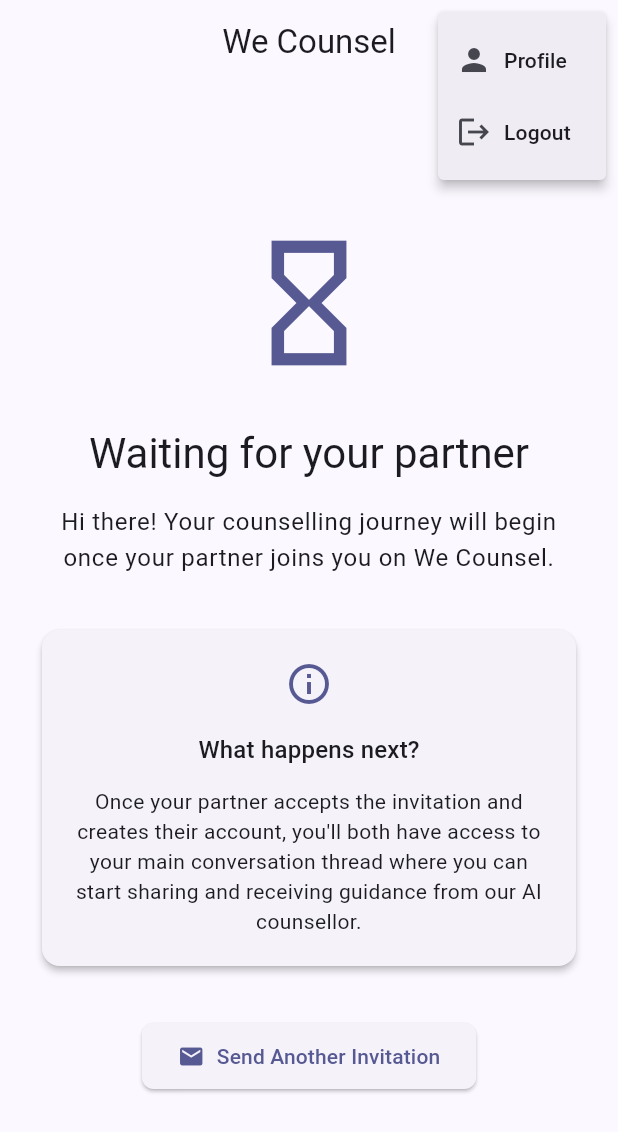
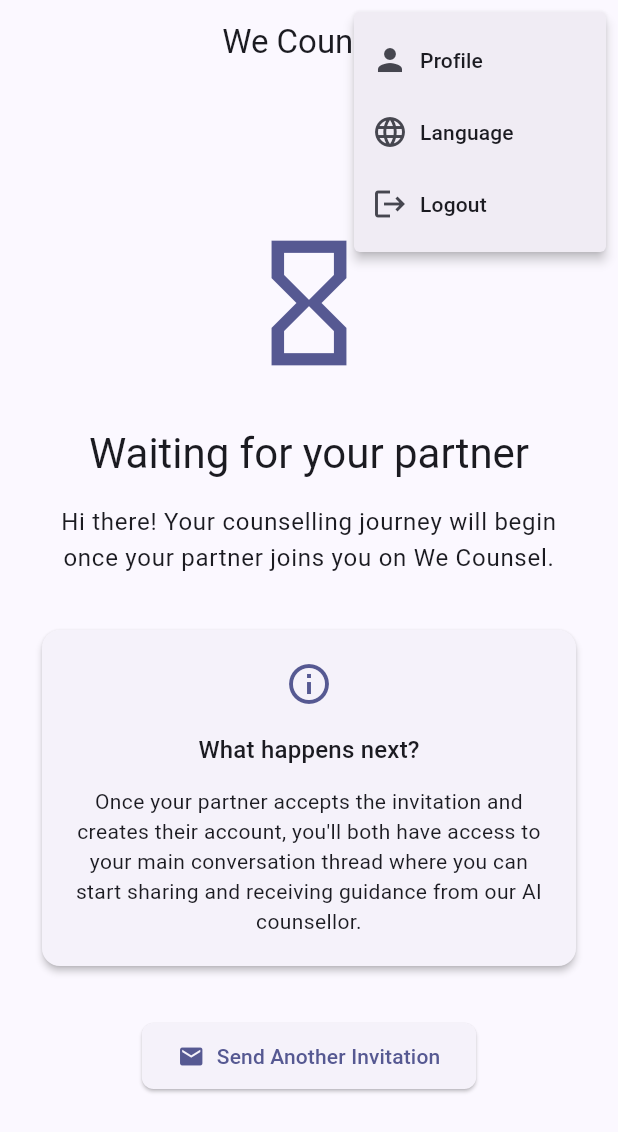
Before and after one commit to cvienot/we-counsel-ai, a Flutter app: the MainThreadScreen screen opened by its route, after a tap on the "more vert" icon, on a phone screen of 412 x 824 dp. Shown: the top 1132 px of the screen. Run offline on Flutter 3.47's test engine with Material 3 defaults, Android fonts, the phone set to English and light mode, and no system bars; our stand-ins replace dio, flutter_riverpod, flutter_secure_storage, go_router, shared_preferences, url_strategy; accounts and stored records are empty.

Commit message:
✨ change wording + add transalations

```diff
--- a/frontend/lib/l10n/app_es.arb
+++ b/frontend/lib/l10n/app_es.arb
@@ -35,6 +35,10 @@
 
   "invitePartner": "Invitar Pareja",
   "waitingForPartner": "Esperando a su pareja...",
+  "waitingForPartnerTitle": "Esperando a su pareja",
+  "waitingRoomGreeting": "¡Hola {name}! Su viaje de consejería comenzará una vez que su pareja se una a usted en We Counsel.",
+  "whatHappensNext": "¿Qué sucede después?",
+  "sendAnotherInvitation": "Enviar otra invitación",
   "invitePartnerMessage": "Comparta esta invitación con su pareja para comenzar su viaje de consejería juntos.",
 
   "createNewConversation": "Crear Nueva Conversación",
@@ -45,6 +49,7 @@
   "failedToLoad": "Error al cargar",
   "failedToSend": "Error al enviar mensaje",
   "startConversation": "¡Comience la conversación enviando un mensaje!",
+  "startYourConversation": "Comience su conversación",
 
   "settings": "Configuración",
   "language": "Idioma",
--- a/frontend/lib/l10n/app_fr.arb
+++ b/frontend/lib/l10n/app_fr.arb
@@ -35,6 +35,10 @@
 
   "invitePartner": "Inviter Partenaire",
   "waitingForPartner": "En attente de votre partenaire...",
+  "waitingForPartnerTitle": "En attente de votre partenaire",
+  "waitingRoomGreeting": "Bonjour {name} ! Votre parcours de conseil commencera une fois que votre partenaire vous rejoindra sur We Counsel.",
+  "whatHappensNext": "Que se passe-t-il ensuite ?",
+  "sendAnotherInvitation": "Envoyer une autre invitation",
   "invitePartnerMessage": "Partagez cette invitation avec votre partenaire pour commencer votre parcours de conseil ensemble.",
 
   "createNewConversation": "Créer Nouvelle Conversation",
@@ -45,6 +49,7 @@
   "failedToLoad": "Échec du chargement",
   "failedToSend": "Échec de l'envoi du message",
   "startConversation": "Commencez la conversation en envoyant un message !",
+  "startYourConversation": "Commencez votre conversation",
 
   "settings": "Paramètres",
   "language": "Langue",
--- a/frontend/lib/l10n/app_localizations.dart
+++ b/frontend/lib/l10n/app_localizations.dart
@@ -274,6 +274,30 @@ abstract class AppLocalizations {
   /// **'Waiting for your partner to join...'**
   String get waitingForPartner;
 
+  /// Waiting room title
+  ///
+  /// In en, this message translates to:
+  /// **'Waiting for your partner'**
+  String get waitingForPartnerTitle;
+
+  /// Waiting room greeting message
+  ///
+  /// In en, this message translates to:
+  /// **'Hi {name}! Your counselling journey will begin once your partner joins you on We Counsel.'**
+  String waitingRoomGreeting(String name);
+
+  /// What happens next section title
+  ///
+  /// In en, this message translates to:
+  /// **'What happens next?'**
+  String get whatHappensNext;
+
+  /// Send another invitation button
+  ///
+  /// In en, this message translates to:
+  /// **'Send Another Invitation'**
+  String get sendAnotherInvitation;
+
   /// Invite partner description
   ///
   /// In en, this message translates to:
@@ -321,6 +345,12 @@ abstract class AppLocalizations {
   /// In en, this message translates to:
   /// **'Start the conversation by sending a message!'**
   String get startConversation;
+
+  /// Start conversation prompt message
+  ///
+  /// In en, this message translates to:
+  /// **'Start your conversation'**
+  String get startYourConversation;
 
   /// Settings menu item
   ///
--- a/frontend/lib/screens/main_thread/main_thread_screen.dart
+++ b/frontend/lib/screens/main_thread/main_thread_screen.dart
@@ -210,7 +210,8 @@ class _MainThreadScreenState extends ConsumerState<MainThreadScreen> {
   String _getLocalizedTitle(String title, AppLocalizations l10n) {
     // Check if it's the default English title from backend
     if (title == 'Main Conversation') {
-      return l10n.mainConversationTitle;
+      // Changed to "We Counsel AI" instead of localized version
+      return 'We Counsel AI';
     }
     return title;
   }
@@ -319,16 +320,17 @@ class _MainThreadScreenState extends ConsumerState<MainThreadScreen> {
         actions: [
           PopupMenuButton(
             itemBuilder: (context) => [
-              PopupMenuItem(
-                onTap: () => context.push('/conversations'),
-                child: Row(
-                  children: [
-                    const Icon(Icons.forum),
-                    const SizedBox(width: 8),
-                    Text(l10n.otherConversations),
-                  ],
-                ),
-              ),
+              // TODO: Re-enable when needed
+              // PopupMenuItem(
+              //   onTap: () => context.push('/conversations'),
+              //   child: Row(
+              //     children: [
+              //       const Icon(Icons.forum),
+              //       const SizedBox(width: 8),
+              //       Text(l10n.otherConversations),
+              //     ],
+              //   ),
+              // ),
               PopupMenuItem(
                 onTap: () => context.push('/profile'),
                 child: Row(
@@ -444,7 +446,7 @@ class _MainThreadScreenState extends ConsumerState<MainThreadScreen> {
                                 ),
                                 const SizedBox(height: 16),
                                 Text(
-                                  'Start your conversation',
+                                  l10n.startYourConversation,
                                   style: Theme.of(context).textTheme.titleMedium,
                                 ),
                                 const SizedBox(height: 8),
@@ -592,21 +594,32 @@ class _WaitingRoomScreen extends ConsumerWidget {
 
   @override
   Widget build(BuildContext context, WidgetRef ref) {
+    final l10n = AppLocalizations.of(context)!;
     final user = ref.watch(currentUserProvider);
 
     return Scaffold(
       appBar: AppBar(
-        title: const Text('We Counsel'),
+        title: Text(l10n.appTitle),
         actions: [
           PopupMenuButton(
             itemBuilder: (context) => [
               PopupMenuItem(
                 onTap: () => context.push('/profile'),
-                child: const Row(
+                child: Row(
                   children: [
-                    Icon(Icons.person),
-                    SizedBox(width: 8),
-                    Text('Profile'),
+                    const Icon(Icons.person),
+                    const SizedBox(width: 8),
+                    Text(l10n.profile),
+                  ],
+                ),
+              ),
+              PopupMenuItem(
+                onTap: () => context.push('/language'),
+                child: Row(
+                  children: [
+                    const Icon(Icons.language),
+                    const SizedBox(width: 8),
+                    Text(l10n.language),
                   ],
                 ),
               ),
@@ -617,11 +630,11 @@ class _WaitingRoomScreen extends ConsumerWidget {
                     context.go('/login');
                   }
                 },
-                child: const Row(
+                child: Row(
                   children: [
-                    Icon(Icons.logout),
-                    SizedBox(width: 8),
-                    Text('Logout'),
+                    const Icon(Icons.logout),
+                    const SizedBox(width: 8),
+                    Text(l10n.logout),
                   ],
                 ),
               ),
@@ -641,13 +654,13 @@ class _WaitingRoomScreen extends ConsumerWidget {
             ),
             const SizedBox(height: 32),
             Text(
-              'Waiting for your partner',
+              l10n.waitingForPartnerTitle,
               style: Theme.of(context).textTheme.headlineMedium,
               textAlign: TextAlign.center,
             ),
             const SizedBox(height: 16),
             Text(
-              'Hi ${user?.firstName ?? 'there'}! Your counselling journey will begin once your partner joins you on We Counsel.',
+              l10n.waitingRoomGreeting(user?.firstName ?? 'there'),
               style: Theme.of(context).textTheme.bodyLarge,
               textAlign: TextAlign.center,
             ),
@@ -664,12 +677,12 @@ class _WaitingRoomScreen extends ConsumerWidget {
                     ),
                     const SizedBox(height: 16),
                     Text(
-                      'What happens next?',
+                      l10n.whatHappensNext,
                       style: Theme.of(context).textTheme.titleMedium,
                     ),
                     const SizedBox(height: 12),
                     Text(
-                      AppLocalizations.of(context)!.partnerInvitationMessage,
+                      l10n.partnerInvitationMessage,
                       style: Theme.of(context).textTheme.bodyMedium,
                       textAlign: TextAlign.center,
                     ),
@@ -681,7 +694,7 @@ class _WaitingRoomScreen extends ConsumerWidget {
             ElevatedButton.icon(
               onPressed: () => context.push('/invite'),
               icon: const Icon(Icons.email),
-              label: const Text('Send Another Invitation'),
+              label: Text(l10n.sendAnotherInvitation),
             ),
           ],
         ),
```
Also changed, not shown: frontend/lib/l10n/app_en.arb (+25 -0 lines), frontend/lib/l10n/app_localizations_en.dart (+17 -0 lines), frontend/lib/l10n/app_localizations_es.dart (+17 -0 lines), frontend/lib/l10n/app_localizations_fr.dart (+17 -0 lines).
